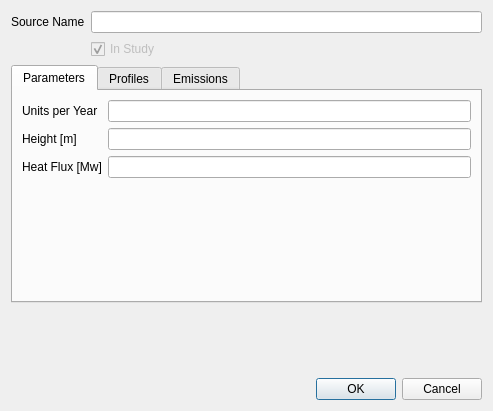
eurocontrol-asu/open_alaqs, file open_alaqs/ui/ui_area_sources.ui: the form before one commit.
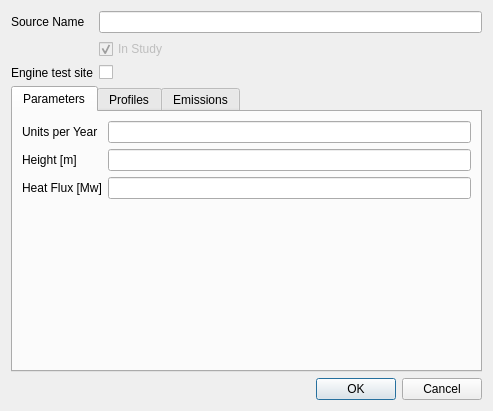
The form after the commit.

Commit message: phase 4b: is_test_site UI toggle on the area-source form

What changed in the file:
```diff
--- a/open_alaqs/ui/ui_area_sources.ui
+++ b/open_alaqs/ui/ui_area_sources.ui
@@ -46,7 +46,27 @@
      </property>
     </widget>
    </item>
-   <item row="4" column="0" colspan="2">
+   <item row="4" column="0">
+    <widget class="QLabel" name="label_is_test_site">
+     <property name="text">
+      <string>Engine test site</string>
+     </property>
+    </widget>
+   </item>
+   <item row="4" column="1">
+    <widget class="QCheckBox" name="is_test_site">
+     <property name="toolTip">
+      <string>When enabled, this source's emissions come from engine_test_events records (loaded via scripts/import_engine_test_events.py) and the *_kg_unit rates on the Emissions tab are ignored.</string>
+     </property>
+     <property name="text">
+      <string/>
+     </property>
+     <property name="checked">
+      <bool>false</bool>
+     </property>
+    </widget>
+   </item>
+   <item row="5" column="0" colspan="2">
     <widget class="QTabWidget" name="tabWidget">
      <property name="currentIndex">
       <number>0</number>
```
The commit also changes 3 other files.
